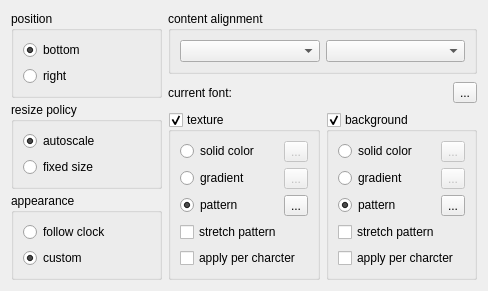
Old version of the form plugin_core/impl/appearance_settings_widget.ui in the repository Kolcha/DigitalClock5.
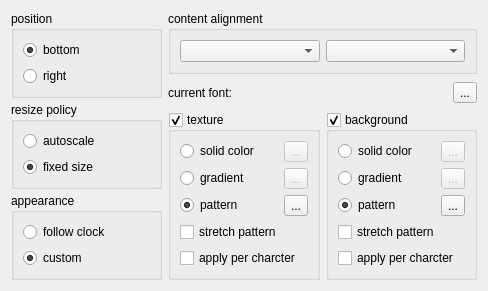
New version of the form.

What changed in the file:
```diff
--- a/plugin_core/impl/appearance_settings_widget.ui
+++ b/plugin_core/impl/appearance_settings_widget.ui
@@ -208,9 +208,6 @@
         <property name="text">
          <string>autoscale</string>
         </property>
-        <property name="checked">
-         <bool>true</bool>
-        </property>
        </widget>
       </item>
       <item>
@@ -218,6 +215,9 @@
         <property name="text">
          <string>fixed size</string>
         </property>
+        <property name="checked">
+         <bool>true</bool>
+        </property>
        </widget>
       </item>
      </layout>
```
Left out of the diff: 16 changed lines with no effect on the pictures.
